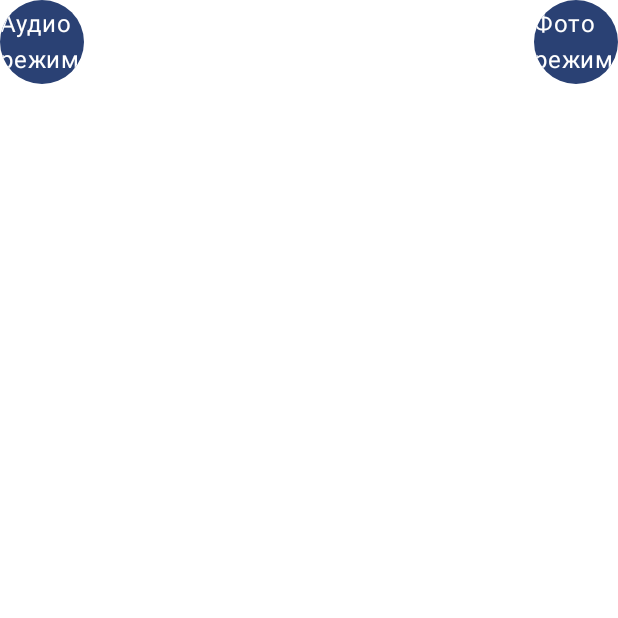
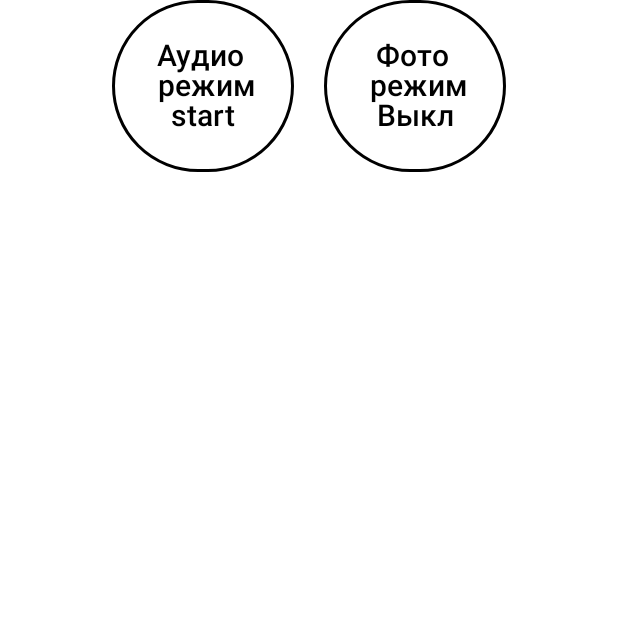
Before and after one commit to wizarlock/DefinitionsDefectsBuildingStructures, an Android app built with Jetpack Compose: the composable RoundButtons shown on its own in the app's theme, on a phone screen of 412 x 824 dp, the top half of it. Run offline under Robolectric (Android 15) with nearby library versions, the phone set to English and light mode, and no system bars.

Commit message:
design workingWithDrawing

```diff
--- /dev/null
+++ b/app/src/main/java/com/example/definitionsdefectsbuildingstructures/ui/components/workWithDrawing/AudioButton.kt
@@ -0,0 +1,47 @@
+package com.example.definitionsdefectsbuildingstructures.ui.components.workWithDrawing
+
+import androidx.compose.foundation.BorderStroke
+import androidx.compose.foundation.layout.PaddingValues
+import androidx.compose.foundation.layout.padding
+import androidx.compose.foundation.shape.CircleShape
+import androidx.compose.material3.Button
+import androidx.compose.material3.ButtonDefaults
+import androidx.compose.material3.Text
+import androidx.compose.runtime.Composable
+import androidx.compose.runtime.getValue
+import androidx.compose.runtime.mutableStateOf
+import androidx.compose.runtime.remember
+import androidx.compose.runtime.setValue
+import androidx.compose.ui.Modifier
+import androidx.compose.ui.graphics.Color
+import androidx.compose.ui.res.stringResource
+import androidx.compose.ui.text.style.TextAlign
+import androidx.compose.ui.unit.dp
+import androidx.compose.ui.unit.sp
+import com.example.definitionsdefectsbuildingstructures.R
+
+@Composable
+fun AudioButton(
+    onButtonClick: () -> Unit
+) {
+    var clickCount by remember { mutableStateOf(0) }
+    Button(
+        colors = ButtonDefaults.buttonColors(containerColor = Color.White),
+        onClick = {
+            clickCount++
+            onButtonClick()
+        },
+        shape = CircleShape,
+        border = BorderStroke(2.dp, Color.Black),
+        contentPadding = PaddingValues(25.dp),
+        modifier = Modifier.padding(end = 10.dp)
+    ) {
+        Text(
+            text = stringResource(id = R.string.audio_mode) + "\n" +
+                    if (clickCount % 2 == 0) stringResource(R.string.audio_mode_off) else stringResource(R.string.audio_mode_on),
+            fontSize = 20.sp,
+            color = Color.Black,
+            textAlign = TextAlign.Center
+        )
+    }
+}
--- /dev/null
+++ b/app/src/main/java/com/example/definitionsdefectsbuildingstructures/ui/components/workWithDrawing/PhotoButton.kt
@@ -0,0 +1,47 @@
+package com.example.definitionsdefectsbuildingstructures.ui.components.workWithDrawing
+
+import androidx.compose.foundation.BorderStroke
+import androidx.compose.foundation.layout.PaddingValues
+import androidx.compose.foundation.layout.padding
+import androidx.compose.foundation.shape.CircleShape
+import androidx.compose.material3.Button
+import androidx.compose.material3.ButtonDefaults
+import androidx.compose.material3.Text
+import androidx.compose.runtime.Composable
+import androidx.compose.runtime.getValue
+import androidx.compose.runtime.mutableStateOf
+import androidx.compose.runtime.remember
+import androidx.compose.runtime.setValue
+import androidx.compose.ui.Modifier
+import androidx.compose.ui.graphics.Color
+import androidx.compose.ui.res.stringResource
+import androidx.compose.ui.text.style.TextAlign
+import androidx.compose.ui.unit.dp
+import androidx.compose.ui.unit.sp
+import com.example.definitionsdefectsbuildingstructures.R
+
+@Composable
+fun PhotoButton(
+    onButtonClick: () -> Unit
+) {
+    var clickCount by remember { mutableStateOf(0) }
+    Button(
+        colors = ButtonDefaults.buttonColors(containerColor = Color.White),
+        onClick = {
+            clickCount++
+            onButtonClick()
+        },
+        shape = CircleShape,
+        border = BorderStroke(2.dp, Color.Black),
+        contentPadding = PaddingValues(25.dp),
+        modifier = Modifier.padding(start = 10.dp)
+    ) {
+        Text(
+            text = stringResource(id = R.string.photo_mode) + "\n" +
+                    if (clickCount % 2 == 0) stringResource(R.string.photo_mode_off) else stringResource(R.string.photo_mode_on),
+            fontSize = 20.sp,
+            color = Color.Black,
+            textAlign = TextAlign.Center
+        )
+    }
+}
--- a/app/src/main/java/com/example/definitionsdefectsbuildingstructures/ui/components/workWithDrawing/RoundButton.kt
+++ /dev/null
@@ -1,31 +0,0 @@
-package com.example.definitionsdefectsbuildingstructures.ui.components.workWithDrawing
-
-import androidx.compose.foundation.background
-import androidx.compose.foundation.clickable
-import androidx.compose.foundation.layout.Box
-import androidx.compose.foundation.layout.size
-import androidx.compose.foundation.shape.CircleShape
-import androidx.compose.material3.MaterialTheme
-import androidx.compose.material3.Text
-import androidx.compose.runtime.Composable
-import androidx.compose.ui.Alignment
-import androidx.compose.ui.Modifier
-import androidx.compose.ui.draw.clip
-import androidx.compose.ui.unit.dp
-
-@Composable
-fun RoundButton(text: String) {
-    Box(
-        modifier = Modifier
-            .size(56.dp)
-            .clip(CircleShape)
-            .background(MaterialTheme.colorScheme.primary)
-            .clickable { /* Add action on button click */ },
-        contentAlignment = Alignment.Center
-    ) {
-        Text(
-            text = text,
-            color = MaterialTheme.colorScheme.onPrimary
-        )
-    }
-}
--- a/app/src/main/java/com/example/definitionsdefectsbuildingstructures/ui/components/workWithDrawing/RoundButtons.kt
+++ b/app/src/main/java/com/example/definitionsdefectsbuildingstructures/ui/components/workWithDrawing/RoundButtons.kt
@@ -6,13 +6,19 @@ import androidx.compose.foundation.layout.fillMaxWidth
 import androidx.compose.runtime.Composable
 import androidx.compose.ui.Modifier
 
+
 @Composable
 fun RoundButtons() {
     Row(
         modifier = Modifier.fillMaxWidth(),
-        horizontalArrangement = Arrangement.SpaceBetween
+        horizontalArrangement = Arrangement.Center
     ) {
-        RoundButton("Аудио режим")
-        RoundButton("Фото режим")
+        AudioButton(
+            onButtonClick = {},
+
+        )
+        PhotoButton(
+            onButtonClick = {}
+        )
     }
 }
--- a/app/src/main/res/values/strings.xml
+++ b/app/src/main/res/values/strings.xml
@@ -37,4 +37,10 @@
     <string name="add_drawing">Прикрепите чертеж</string>
     <string name="incorrect_drawing_file">Прикрепите один .pdf файл</string>
     <string name="loaded_drawing">Чертеж прикреплен</string>
+    <string name="audio_mode">Аудио \n режим</string>
+    <string name="photo_mode">Фото \n режим</string>
+    <string name="photo_mode_on">Вкл</string>
+    <string name="photo_mode_off">Выкл</string>
+    <string name="audio_mode_off">start</string>
+    <string name="audio_mode_on">stop</string>
 </resources>
```
